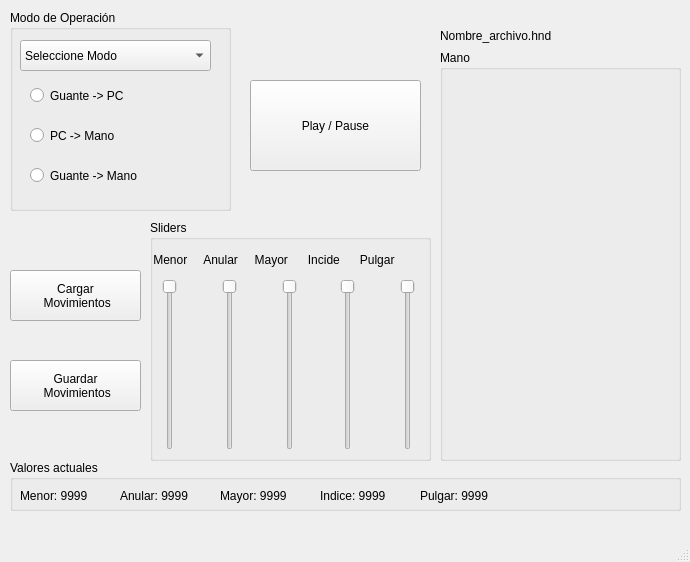
LucianoSaldivia/Mano-TPO, file Proyecto_Version_02_0/mano_animatronica_aplicacion.ui: the form before one commit.
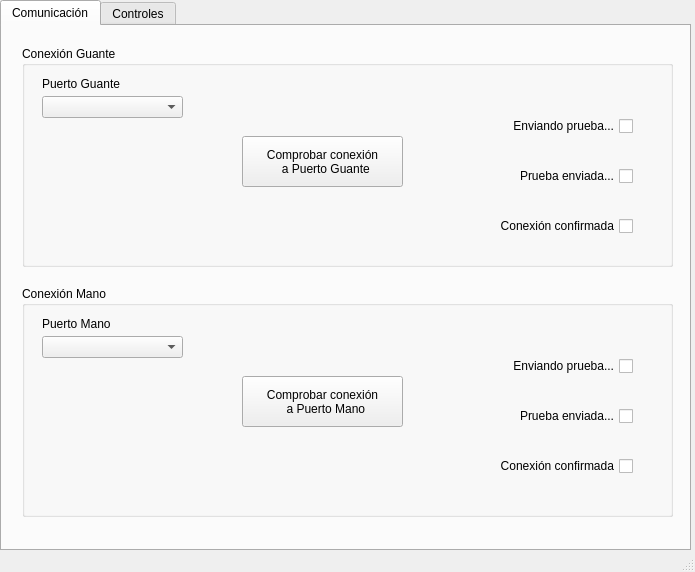
The form after the commit.

Commit message:
+ Sistema de pestañas 	. Pestaña Conexion para comprobar la 	conexión UART a la PC de la mano y 	el guante 	. Pestaña Controles para usar la app 	con la interfaz usuario + ToolTips en pestaña Controles
Falta:
- ToolTips en pestaña Conexión
- Resolver problemas con la libreria QSerialPort
- Probar conexiones con QSerialPort

Diff of the .ui file:
```diff
--- a/Proyecto_Version_02_0/mano_animatronica_aplicacion.ui
+++ b/Proyecto_Version_02_0/mano_animatronica_aplicacion.ui
@@ -6,28 +6,231 @@
    <rect>
     <x>0</x>
     <y>0</y>
-    <width>690</width>
-    <height>562</height>
+    <width>695</width>
+    <height>572</height>
    </rect>
   </property>
   <property name="windowTitle">
    <string>Mano_Animatronica_Aplicacion</string>
   </property>
   <widget class="QWidget" name="centralWidget">
-   <widget class="QPushButton" name="pushB_Cargar">
+   <widget class="QTabWidget" name="tabWidget">
     <property name="geometry">
      <rect>
-      <x>10</x>
-      <y>270</y>
-      <width>131</width>
+      <x>0</x>
+      <y>0</y>
+      <width>691</width>
+      <height>551</height>
+     </rect>
+    </property>
+    <property name="currentIndex">
+     <number>0</number>
+    </property>
+    <widget class="QWidget" name="tab_Comunicacion">
+     <attribute name="title">
+      <string>Comunicación</string>
+     </attribute>
+     <widget class="QGroupBox" name="grB_Con_Guante">
+      <property name="geometry">
+       <rect>
+        <x>20</x>
+        <y>20</y>
+        <width>651</width>
+        <height>221</height>
+       </rect>
+      </property>
+      <property name="title">
+       <string>Conexión Guante</string>
+      </property>
+      <widget class="QPushButton" name="pushB_PruebaGuante">
+       <property name="geometry">
+        <rect>
+         <x>220</x>
+         <y>90</y>
+         <width>161</width>
       <height>51</height>
      </rect>
     </property>
     <property name="text">
-     <string>Cargar 
- Movimientos</string>
-    </property>
-   </widget>
+        <string>Comprobar conexión
+  a Puerto Guante</string>
+       </property>
+      </widget>
+      <widget class="QLabel" name="lbl_PuertoGuante">
+       <property name="geometry">
+        <rect>
+         <x>20</x>
+         <y>30</y>
+         <width>101</width>
+         <height>16</height>
+        </rect>
+       </property>
+       <property name="text">
+        <string>Puerto Guante</string>
+       </property>
+      </widget>
+      <widget class="QComboBox" name="cBx_PuertoGuante">
+       <property name="geometry">
+        <rect>
+         <x>20</x>
+         <y>50</y>
+         <width>141</width>
+         <height>22</height>
+        </rect>
+       </property>
+      </widget>
+      <widget class="QCheckBox" name="chB_Enviando_1">
+       <property name="geometry">
+        <rect>
+         <x>470</x>
+         <y>70</y>
+         <width>141</width>
+         <height>20</height>
+        </rect>
+       </property>
+       <property name="layoutDirection">
+        <enum>Qt::RightToLeft</enum>
+       </property>
+       <property name="text">
+        <string>Enviando prueba...</string>
+       </property>
+      </widget>
+      <widget class="QCheckBox" name="chB_Enviada_1">
+       <property name="geometry">
+        <rect>
+         <x>470</x>
+         <y>120</y>
+         <width>141</width>
+         <height>20</height>
+        </rect>
+       </property>
+       <property name="layoutDirection">
+        <enum>Qt::RightToLeft</enum>
+       </property>
+       <property name="text">
+        <string>Prueba enviada...</string>
+       </property>
+      </widget>
+      <widget class="QCheckBox" name="chB_Confirmada_1">
+       <property name="geometry">
+        <rect>
+         <x>460</x>
+         <y>170</y>
+         <width>151</width>
+         <height>20</height>
+        </rect>
+       </property>
+       <property name="layoutDirection">
+        <enum>Qt::RightToLeft</enum>
+       </property>
+       <property name="text">
+        <string>Conexión confirmada</string>
+       </property>
+      </widget>
+     </widget>
+     <widget class="QGroupBox" name="grB_Con_Mano">
+      <property name="geometry">
+       <rect>
+        <x>20</x>
+        <y>260</y>
+        <width>651</width>
+        <height>231</height>
+       </rect>
+      </property>
+      <property name="title">
+       <string>Conexión Mano</string>
+      </property>
+      <widget class="QComboBox" name="cBx_PuertoMano">
+       <property name="geometry">
+        <rect>
+         <x>20</x>
+         <y>50</y>
+         <width>141</width>
+         <height>22</height>
+        </rect>
+       </property>
+      </widget>
+      <widget class="QPushButton" name="pushB_PruebaMano">
+       <property name="geometry">
+        <rect>
+         <x>220</x>
+         <y>90</y>
+         <width>161</width>
+         <height>51</height>
+        </rect>
+       </property>
+       <property name="text">
+        <string>Comprobar conexión
+  a Puerto Mano</string>
+       </property>
+      </widget>
+      <widget class="QLabel" name="lbl_PuertoMano">
+       <property name="geometry">
+        <rect>
+         <x>20</x>
+         <y>30</y>
+         <width>101</width>
+         <height>16</height>
+        </rect>
+       </property>
+       <property name="text">
+        <string>Puerto Mano</string>
+       </property>
+      </widget>
+      <widget class="QCheckBox" name="chB_Enviando_2">
+       <property name="geometry">
+        <rect>
+         <x>470</x>
+         <y>70</y>
+         <width>141</width>
+         <height>20</height>
+        </rect>
+       </property>
+       <property name="layoutDirection">
+        <enum>Qt::RightToLeft</enum>
+       </property>
+       <property name="text">
+        <string>Enviando prueba...</string>
+       </property>
+      </widget>
+      <widget class="QCheckBox" name="chB_Enviada_2">
+       <property name="geometry">
+        <rect>
+         <x>470</x>
+         <y>120</y>
+         <width>141</width>
+         <height>20</height>
+        </rect>
+       </property>
+       <property name="layoutDirection">
+        <enum>Qt::RightToLeft</enum>
+       </property>
+       <property name="text">
+        <string>Prueba enviada...</string>
+       </property>
+      </widget>
+      <widget class="QCheckBox" name="chB_Confirmada_2">
+       <property name="geometry">
+        <rect>
+         <x>460</x>
+         <y>170</y>
+         <width>151</width>
+         <height>20</height>
+        </rect>
+       </property>
+       <property name="layoutDirection">
+        <enum>Qt::RightToLeft</enum>
+       </property>
+       <property name="text">
+        <string>Conexión confirmada</string>
+       </property>
+      </widget>
+     </widget>
+    </widget>
+    <widget class="QWidget" name="tab_Controles">
+     <attribute name="title">
+      <string>Controles</string>
+     </attribute>
    <widget class="QPushButton" name="pushB_PlayPause">
     <property name="geometry">
      <rect>
@@ -41,87 +244,32 @@
      <string>Play / Pause</string>
     </property>
    </widget>
-   <widget class="QGroupBox" name="grB_Modo">
+     <widget class="QLabel" name="lbl_Archivo">
     <property name="geometry">
      <rect>
-      <x>10</x>
-      <y>10</y>
-      <width>221</width>
-      <height>201</height>
-     </rect>
-    </property>
-    <property name="title">
-     <string>Modo de Operación</string>
-    </property>
-    <widget class="QComboBox" name="cBx_Modo">
-     <property name="geometry">
-      <rect>
-       <x>10</x>
-       <y>30</y>
+        <x>440</x>
+        <y>20</y>
        <width>191</width>
        <height>31</height>
       </rect>
      </property>
-     <item>
       <property name="text">
-       <string>Seleccione Modo</string>
+       <string>Nombre_archivo.hnd</string>
       </property>
-     </item>
-     <item>
-      <property name="text">
-       <string>Guante -&gt; PC</string>
-      </property>
-     </item>
-     <item>
-      <property name="text">
-       <string>PC -&gt; Mano</string>
-      </property>
-     </item>
-     <item>
-      <property name="text">
-       <string>Guante -&gt; Mano</string>
-      </property>
-     </item>
-    </widget>
-    <widget class="QRadioButton" name="rdB_Guante_PC">
+     </widget>
+     <widget class="QPushButton" name="pushB_Cargar">
      <property name="geometry">
       <rect>
-       <x>20</x>
-       <y>70</y>
-       <width>111</width>
-       <height>31</height>
+        <x>10</x>
+        <y>270</y>
+        <width>131</width>
+        <height>51</height>
       </rect>
      </property>
      <property name="text">
-      <string>Guante -&gt; PC</string>
-     </property>
-    </widget>
-    <widget class="QRadioButton" name="rdB_PC_Mano">
-     <property name="geometry">
-      <rect>
-       <x>20</x>
-       <y>110</y>
-       <width>111</width>
-       <height>31</height>
-      </rect>
-     </property>
-     <property name="text">
-      <string>PC -&gt; Mano</string>
-     </property>
-    </widget>
-    <widget class="QRadioButton" name="rdB_Guante_Mano">
-     <property name="geometry">
-      <rect>
-       <x>20</x>
-       <y>150</y>
-       <width>181</width>
-       <height>31</height>
-      </rect>
-     </property>
-     <property name="text">
-      <string>Guante -&gt; Mano</string>
-     </property>
-    </widget>
+       <string>Cargar 
+ Movimientos</string>
+      </property>
    </widget>
    <widget class="QGroupBox" name="grB_Sliders">
     <property name="geometry">
@@ -244,6 +392,88 @@
      </property>
     </widget>
    </widget>
+     <widget class="QGroupBox" name="grB_Modo">
+      <property name="geometry">
+       <rect>
+        <x>10</x>
+        <y>10</y>
+        <width>221</width>
+        <height>201</height>
+       </rect>
+      </property>
+      <property name="title">
+       <string>Modo de Operación</string>
+      </property>
+      <widget class="QComboBox" name="cBx_Modo">
+       <property name="geometry">
+        <rect>
+         <x>10</x>
+         <y>30</y>
+         <width>191</width>
+         <height>31</height>
+        </rect>
+       </property>
+       <item>
+        <property name="text">
+         <string>Seleccione Modo</string>
+        </property>
+       </item>
+       <item>
+        <property name="text">
+         <string>Guante -&gt; PC</string>
+        </property>
+       </item>
+       <item>
+        <property name="text">
+         <string>PC -&gt; Mano</string>
+        </property>
+       </item>
+       <item>
+        <property name="text">
+         <string>Guante -&gt; Mano</string>
+        </property>
+       </item>
+      </widget>
+      <widget class="QRadioButton" name="rdB_Guante_PC">
+       <property name="geometry">
+        <rect>
+         <x>20</x>
+         <y>70</y>
+         <width>111</width>
+         <height>31</height>
+        </rect>
+       </property>
+       <property name="text">
+        <string>Guante -&gt; PC</string>
+       </property>
+      </widget>
+      <widget class="QRadioButton" name="rdB_PC_Mano">
+       <property name="geometry">
+        <rect>
+         <x>20</x>
+         <y>110</y>
+         <width>111</width>
+         <height>31</height>
+        </rect>
+       </property>
+       <property name="text">
+        <string>PC -&gt; Mano</string>
+       </property>
+      </widget>
+      <widget class="QRadioButton" name="rdB_Guante_Mano">
+       <property name="geometry">
+        <rect>
+         <x>20</x>
+         <y>150</y>
+         <width>181</width>
+         <height>31</height>
+        </rect>
+       </property>
+       <property name="text">
+        <string>Guante -&gt; Mano</string>
+       </property>
+      </widget>
+     </widget>
    <widget class="QGroupBox" name="grB_Valores">
     <property name="geometry">
      <rect>
@@ -413,19 +643,6 @@
      </property>
     </widget>
    </widget>
-   <widget class="QLabel" name="lbl_Archivo">
-    <property name="geometry">
-     <rect>
-      <x>440</x>
-      <y>20</y>
-      <width>191</width>
-      <height>31</height>
-     </rect>
-    </property>
-    <property name="text">
-     <string>Nombre_archivo.hnd</string>
-    </property>
-   </widget>
    <widget class="QPushButton" name="pushB_Guardar">
     <property name="geometry">
      <rect>
@@ -439,6 +656,8 @@
      <string>Guardar 
  Movimientos</string>
     </property>
+     </widget>
+    </widget>
    </widget>
   </widget>
   <widget class="QStatusBar" name="statusBar"/>
```
Lines whose indentation alone changed are shown as unchanged. The commit also changes 3 other files.
